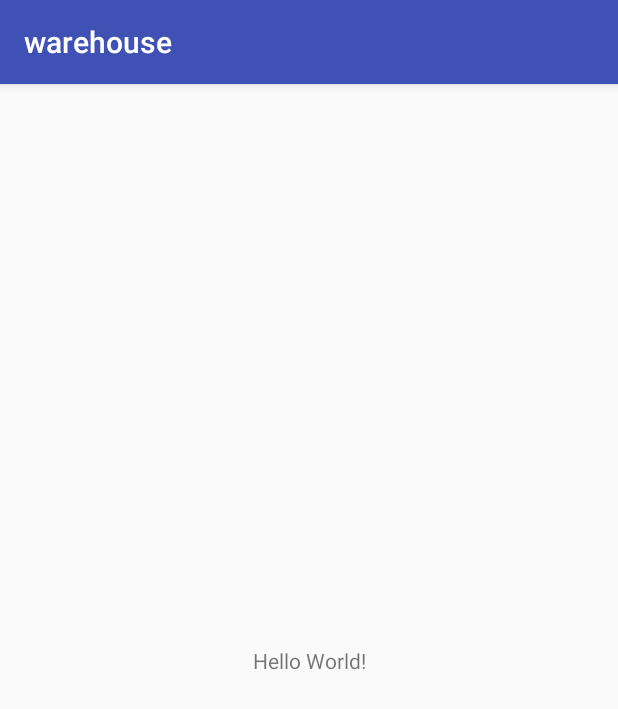
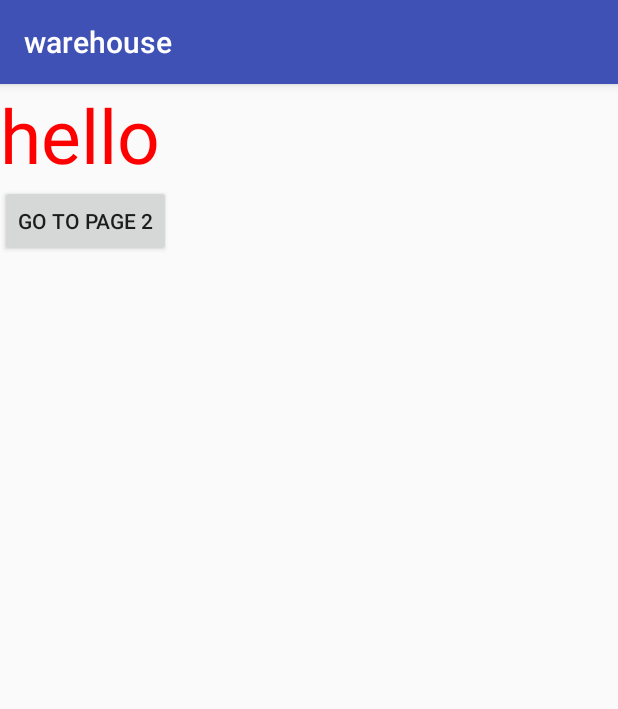
Before and after one commit to lnwsopont/warehouse, an Android app: the screen it shows after launch (MainActivity), on a phone screen of 412 x 824 dp. Shown: the top 709 px of the screen. Run offline under Robolectric (Android 15) with nearby library versions, the light colour scheme and no system bars.

Commit message:
no message

```diff
--- a/warehouse/app/src/main/AndroidManifest.xml
+++ b/warehouse/app/src/main/AndroidManifest.xml
@@ -16,6 +16,7 @@
                 <category android:name="android.intent.category.LAUNCHER" />
             </intent-filter>
         </activity>
+        <activity android:name=".SecondActivity"></activity>
     </application>
 
 </manifest>
--- a/warehouse/app/src/main/java/com/muicsenior/warehouse/MainActivity.java
+++ b/warehouse/app/src/main/java/com/muicsenior/warehouse/MainActivity.java
@@ -1,7 +1,13 @@
 package com.muicsenior.warehouse;
 
+import android.content.Intent;
 import android.support.v7.app.AppCompatActivity;
 import android.os.Bundle;
+import android.util.Log;
+import android.view.View;
+import android.widget.Button;
+import android.widget.TextView;
+import android.widget.Toast;
 
 public class MainActivity extends AppCompatActivity {
 
@@ -9,5 +15,15 @@ public class MainActivity extends AppCompatActivity {
     protected void onCreate(Bundle savedInstanceState) {
         super.onCreate(savedInstanceState);
         setContentView(R.layout.activity_main);
+
+        Button goto2 = (Button) findViewById(R.id.btnGoto2);
+        goto2.setOnClickListener(new View.OnClickListener() {
+            @Override
+            public void onClick(View v) {
+                //Toast.makeText(MainActivity.this, "clicked!", Toast.LENGTH_SHORT).show();
+                Intent intent = new Intent(MainActivity.this, SecondActivity.class);
+                startActivity(intent);
+            }
+        });
     }
 }
--- a/warehouse/app/src/main/res/layout/activity_main.xml
+++ b/warehouse/app/src/main/res/layout/activity_main.xml
@@ -1,18 +1,23 @@
 <?xml version="1.0" encoding="utf-8"?>
-<android.support.constraint.ConstraintLayout xmlns:android="http://schemas.android.com/apk/res/android"
+<LinearLayout xmlns:android="http://schemas.android.com/apk/res/android"
     xmlns:app="http://schemas.android.com/apk/res-auto"
     xmlns:tools="http://schemas.android.com/tools"
     android:layout_width="match_parent"
     android:layout_height="match_parent"
-    tools:context="com.muicsenior.warehouse.MainActivity">
+    tools:context="com.muicsenior.warehouse.MainActivity"
+    android:orientation="vertical">
 
     <TextView
         android:layout_width="wrap_content"
         android:layout_height="wrap_content"
-        android:text="Hello World!"
-        app:layout_constraintBottom_toBottomOf="parent"
-        app:layout_constraintLeft_toLeftOf="parent"
-        app:layout_constraintRight_toRightOf="parent"
-        app:layout_constraintTop_toTopOf="parent" />
+        android:textColor="@color/red"
+        android:textSize="50sp"
+        android:text="hello"/>
 
-</android.support.constraint.ConstraintLayout>
+    <Button
+        android:id="@+id/btnGoto2"
+        android:layout_width="wrap_content"
+        android:layout_height="wrap_content"
+        android:text="go to page 2"/>
+
+</LinearLayout>
--- a/warehouse/app/src/main/res/values/colors.xml
+++ b/warehouse/app/src/main/res/values/colors.xml
@@ -1,5 +1,6 @@
 <?xml version="1.0" encoding="utf-8"?>
 <resources>
+    <color name="red">#FF0000</color>
     <color name="colorPrimary">#3F51B5</color>
     <color name="colorPrimaryDark">#303F9F</color>
     <color name="colorAccent">#FF4081</color>
```
Also changed, not shown: warehouse/app/src/main/java/com/muicsenior/warehouse/SecondActivity.java (added, +36 -0 lines), warehouse/app/src/main/res/layout/activity_second.xml (added, +55 -0 lines).
